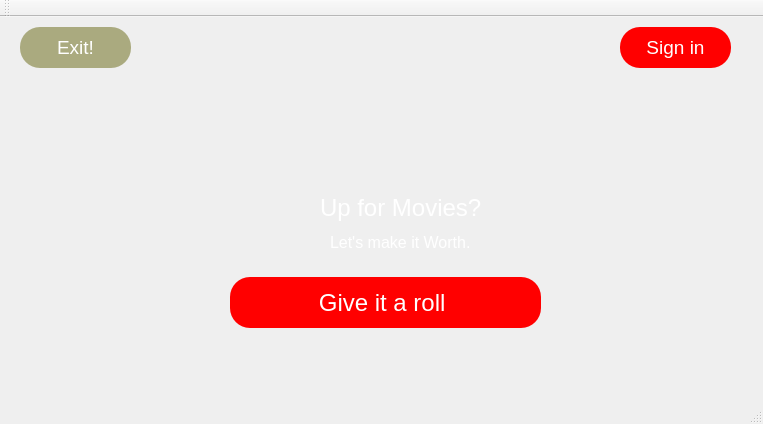
Old version of the form mainwindow.ui in the repository sagarpaudell/Pitchers.
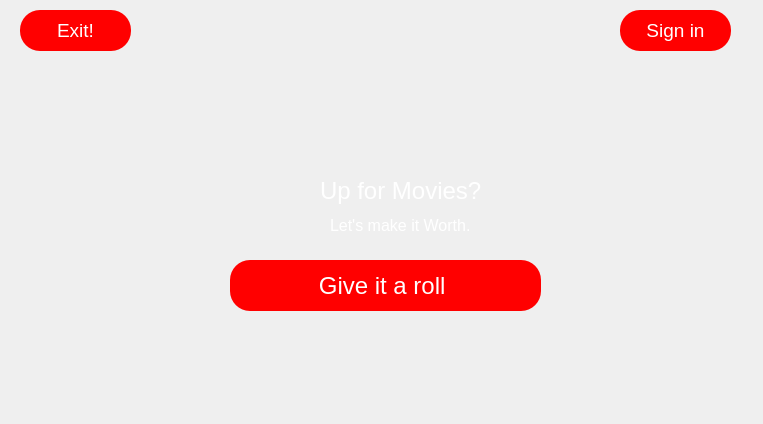
New version of the form. Icons and pictures are not drawn.

The edit to the form file:
```diff
--- a/mainwindow.ui
+++ b/mainwindow.ui
@@ -155,7 +155,7 @@
 	padding-left:20px;
 	padding-right:20px;
 	border-radius:20px;
-	background:rgb(170, 170, 127);
+	background-color: rgb(255, 0, 0);
 	color:rgb(255, 255, 255);
 }</string>
     </property>
@@ -173,32 +173,15 @@
      </rect>
     </property>
     <property name="styleSheet">
-     <string notr="true">image: url(:/img/recologo1.png);</string>
+     <string notr="true">image: url(:/img/recologo1.png);
+border:none;
+</string>
     </property>
     <property name="text">
      <string/>
     </property>
    </widget>
   </widget>
-  <widget class="QMenuBar" name="menuBar">
-   <property name="geometry">
-    <rect>
-     <x>0</x>
-     <y>0</y>
-     <width>763</width>
-     <height>21</height>
-    </rect>
-   </property>
-  </widget>
-  <widget class="QToolBar" name="mainToolBar">
-   <attribute name="toolBarArea">
-    <enum>TopToolBarArea</enum>
-   </attribute>
-   <attribute name="toolBarBreak">
-    <bool>false</bool>
-   </attribute>
-  </widget>
-  <widget class="QStatusBar" name="statusBar"/>
  </widget>
  <layoutdefault spacing="6" margin="11"/>
  <resources/>
```
Left out of the diff: 6 changed lines with no effect on the pictures.
